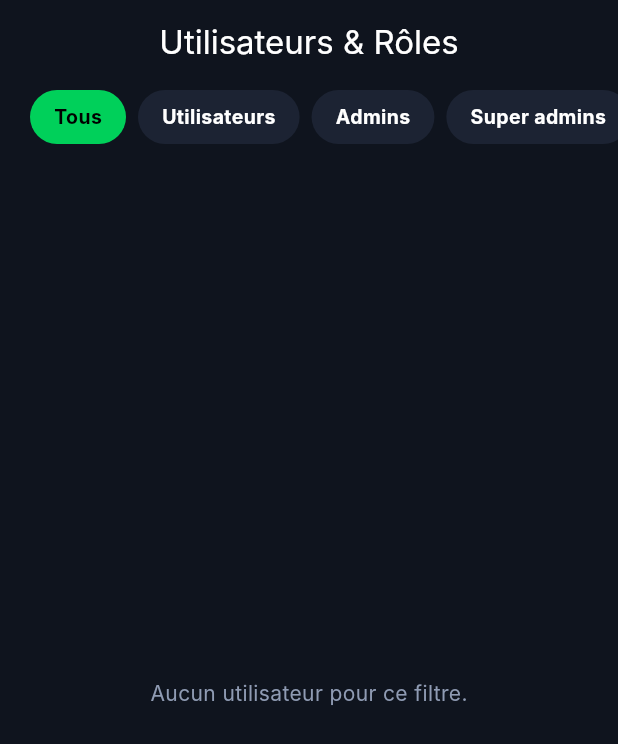
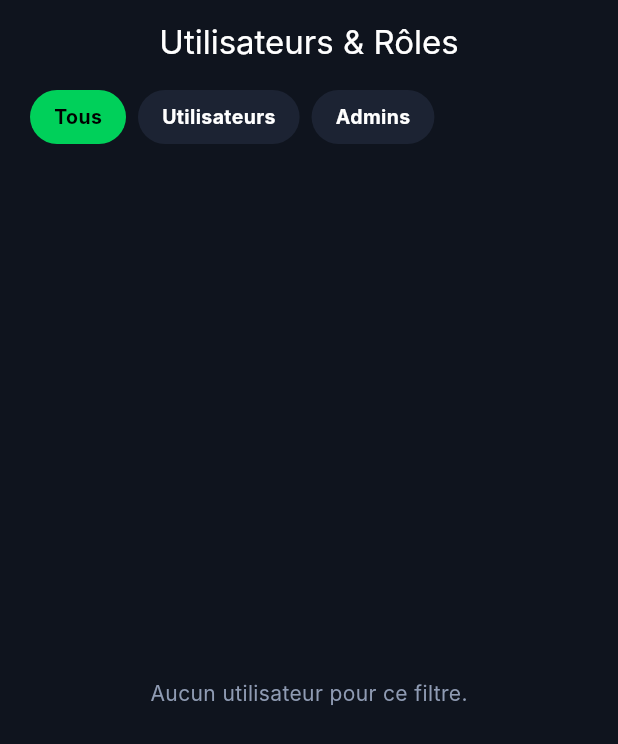
Before and after one commit to ayabs2004/mobile_app, a Flutter app: the AdminUsersListScreen screen opened by its route, on a phone screen of 412 x 824 dp. Shown: the top 744 px of the screen. Run offline on Flutter 3.47's test engine with Material 3 defaults, Android fonts, the phone set to English and light mode, and no system bars; our stand-ins replace cached_network_image, flutter_dotenv, flutter_riverpod, go_router, image_picker, photo_view and 4 more; missing offline and left inert: get_video_thumbnail, media_kit, media_kit_video; accounts and stored records are empty; network calls fail; Roboto replaces fonts that are missing (Inter).

Commit message:
fix: rename Fantasy(rounds) to Fantasy in sidebar; hide super_admins from sub-admin users list

```diff
--- a/myapp/lib/features/admin/presentation/screens/admin_dashboard_screen.dart
+++ b/myapp/lib/features/admin/presentation/screens/admin_dashboard_screen.dart
@@ -33,7 +33,7 @@ class AdminDashboardScreen extends ConsumerWidget {
   const PopupMenuItem(value: '/admin/academies', child: Text('Académies', style: TextStyle(color: Colors.white))),
   const PopupMenuItem(value: '/admin/coaches', child: Text('Coachs', style: TextStyle(color: Colors.white))),
   const PopupMenuItem(value: '/admin/users', child: Text('Utilisateurs', style: TextStyle(color: Colors.white))),
-  const PopupMenuItem(value: '/admin/fantasy/rounds', child: Text('Fantasy (rounds)', style: TextStyle(color: Colors.white))),
+  const PopupMenuItem(value: '/admin/fantasy/rounds', child: Text('Fantasy', style: TextStyle(color: Colors.white))),
 
   if (isSuperAdmin) ...[
     const PopupMenuDivider(),
--- a/myapp/lib/features/admin/presentation/screens/admin_users_list_screen.dart
+++ b/myapp/lib/features/admin/presentation/screens/admin_users_list_screen.dart
@@ -57,10 +57,14 @@ class _AdminUsersListScreenState extends ConsumerState<AdminUsersListScreen> {
             child: ListView.separated(
               padding: const EdgeInsets.symmetric(horizontal: 20, vertical: 4),
               scrollDirection: Axis.horizontal,
-              itemCount: _roleFilters.length,
+              itemCount: _roleFilters
+                  .where((f) => isSuperAdmin || f.role != 'super_admin')
+                  .length,
               separatorBuilder: (_, __) => const SizedBox(width: 8),
               itemBuilder: (context, index) {
-                final filter = _roleFilters[index];
+                final filter = _roleFilters
+                    .where((f) => isSuperAdmin || f.role != 'super_admin')
+                    .toList()[index];
                 final selected = filter.role == _selectedRole;
                 return InkWell(
                   onTap: () => setState(() => _selectedRole = filter.role),
@@ -97,9 +101,14 @@ class _AdminUsersListScreenState extends ConsumerState<AdminUsersListScreen> {
                   child: Text(ErrorUtils.friendlyMessage(e),
                       style: const TextStyle(color: AppTheme.textSecondary))),
               data: (allUsers) {
+                // Les sous-admins ne peuvent pas voir les super-admins
+                final visibleUsers = isSuperAdmin
+                    ? allUsers
+                    : allUsers.where((u) => u.role != 'super_admin').toList();
+
                 final users = _selectedRole == null
-                    ? allUsers
-                    : allUsers.where((u) => u.role == _selectedRole).toList();
+                    ? visibleUsers
+                    : visibleUsers.where((u) => u.role == _selectedRole).toList();
 
                 if (users.isEmpty) {
                   return const Center(
```
